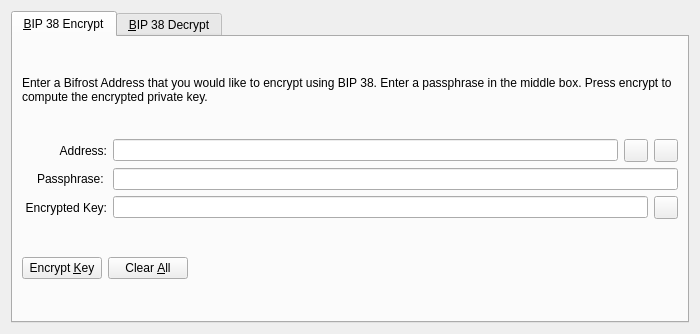
Above: src/qt/forms/bip38tooldialog.ui from EvilCrypto/MasterBitPOS before the change. Below: the same form after it.
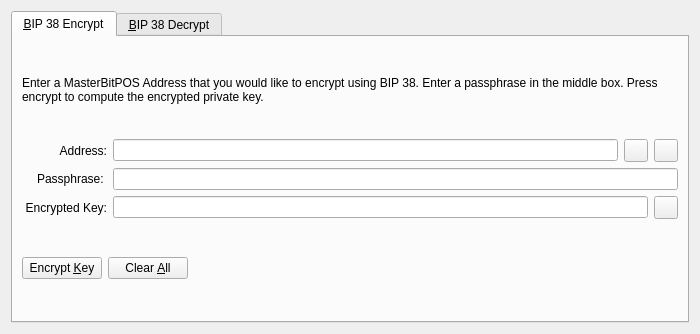
That is the form after the change. The open tabs and pages were chosen to show the change. Icons and pictures are not drawn. Custom widgets are drawn as their Qt base class.

```diff
--- a/src/qt/forms/bip38tooldialog.ui
+++ b/src/qt/forms/bip38tooldialog.ui
@@ -30,7 +30,7 @@
        <item>
         <widget class="QLabel" name="infoLabel_ENC">
          <property name="text">
-          <string>Enter a Bifrost Address that you would like to encrypt using BIP 38. Enter a passphrase in the middle box. Press encrypt to compute the encrypted private key.</string>
+          <string>Enter a MasterBitPOS Address that you would like to encrypt using BIP 38. Enter a passphrase in the middle box. Press encrypt to compute the encrypted private key.</string>
          </property>
          <property name="textFormat">
           <enum>Qt::PlainText</enum>
```
Left out of the diff: 22 changed lines with no effect on the pictures.
